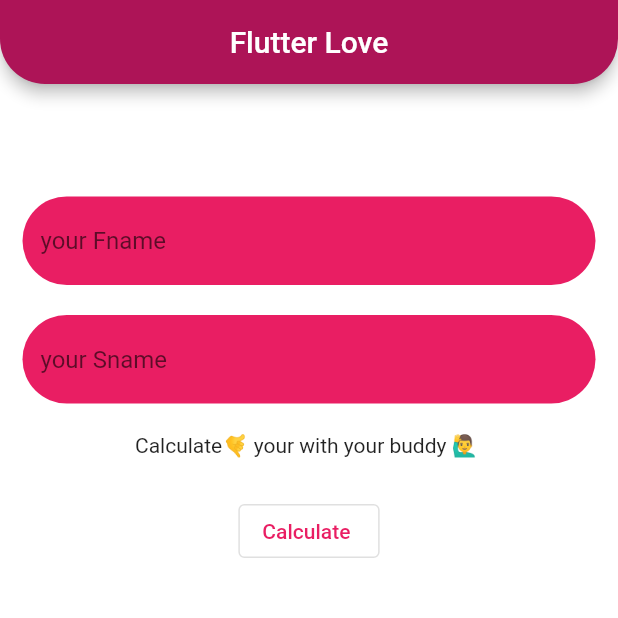
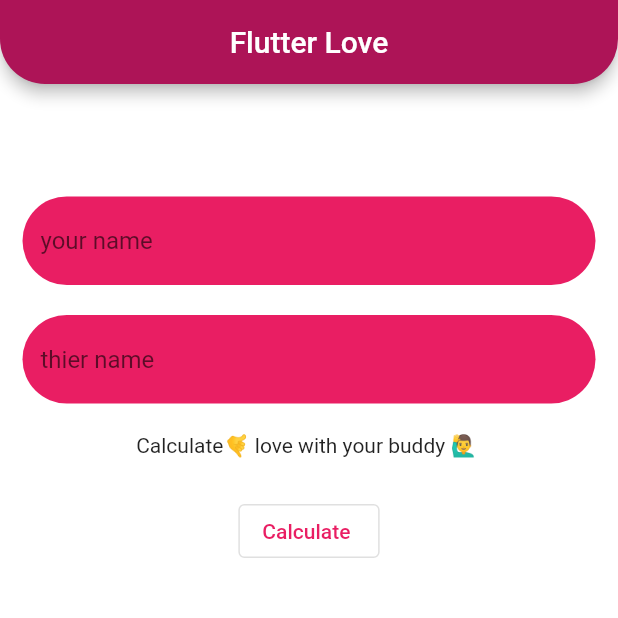
Before and after one commit to ehsanyaqoob/love_calculater, a Flutter app: the screen it shows after launch, on a phone screen of 412 x 824 dp, the top half of it. Run offline on Flutter 3.47's test engine with Material 2 defaults, Android fonts, the phone set to English and light mode, and no system bars.

Commit message:
initial cmt

```diff
--- a/lib/main.dart
+++ b/lib/main.dart
@@ -113,7 +113,7 @@ class _LoveCalculaterState extends State<LoveCalculater> {
             ),
             TextField(
                 decoration: InputDecoration(
-                  hintText: "your Fname ",
+                  hintText: "your name ",
                   filled: true,
                   fillColor: Colors.pink,
                   border: OutlineInputBorder(
@@ -131,7 +131,7 @@ class _LoveCalculaterState extends State<LoveCalculater> {
             ),
             TextField(
                 decoration: InputDecoration(
-                  hintText: "your Sname ",
+                  hintText: "thier name ",
                   filled: true,
                   fillColor: Colors.pink,
                   border: OutlineInputBorder(
@@ -146,7 +146,7 @@ class _LoveCalculaterState extends State<LoveCalculater> {
             SizedBox(
               height: 20,
             ),
-            Text('Calculate🤙 your with your buddy 🙋‍♂️ '),
+            Text('Calculate🤙 love with your buddy 🙋‍♂️ '),
             SizedBox(
               height: 25,
             ),
```
